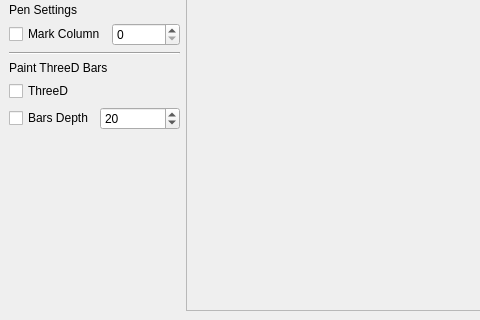
This is examples/Bars/Advanced/mainwindow.ui in KDAB/KDChart as Qt 5 draws it before an edit; both pictures show x 0 to 480 and y 98 to 418 of the 692 by 418 pixel window. The edited form follows.
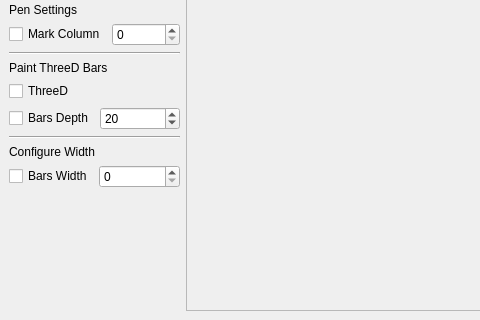
This is the edited form. Icons and pictures are not drawn.

Commit message: demonstrating some specific attributes to bar charts

```diff
--- a/examples/Bars/Advanced/mainwindow.ui
+++ b/examples/Bars/Advanced/mainwindow.ui
@@ -186,6 +186,50 @@
        </item>
       </layout>
      </item>
+     <item>
+      <widget class="Line" name="line_4" >
+       <property name="orientation" >
+        <enum>Qt::Horizontal</enum>
+       </property>
+      </widget>
+     </item>
+     <item>
+      <layout class="QVBoxLayout" >
+       <property name="margin" >
+        <number>0</number>
+       </property>
+       <property name="spacing" >
+        <number>6</number>
+       </property>
+       <item>
+        <widget class="QLabel" name="widthLB" >
+         <property name="text" >
+          <string>Configure Width</string>
+         </property>
+        </widget>
+       </item>
+       <item>
+        <layout class="QHBoxLayout" >
+         <property name="margin" >
+          <number>0</number>
+         </property>
+         <property name="spacing" >
+          <number>6</number>
+         </property>
+         <item>
+          <widget class="QCheckBox" name="widthCB" >
+           <property name="text" >
+            <string>Bars Width</string>
+           </property>
+          </widget>
+         </item>
+         <item>
+          <widget class="QSpinBox" name="widthSB" />
+         </item>
+        </layout>
+       </item>
+      </layout>
+     </item>
      <item>
       <spacer>
        <property name="orientation" >
@@ -194,7 +238,7 @@
        <property name="sizeHint" >
         <size>
          <width>171</width>
-         <height>128</height>
+         <height>51</height>
         </size>
        </property>
       </spacer>
```
The commit also changes 2 other files.
